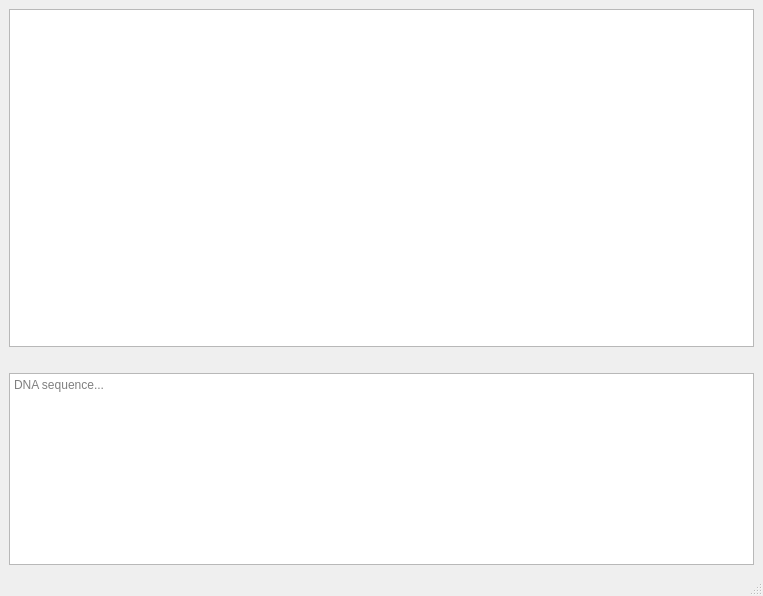
The window that main.ui (benj5378/geneillustrate) describes before a commit, drawn with Qt 5.
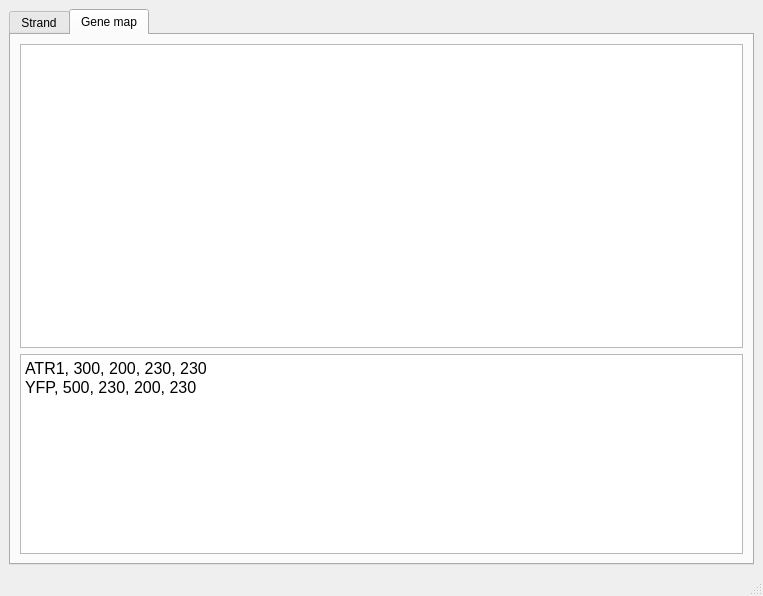
The same window after the commit.

Commit message: Added gene mapping functionality

Patch:
```diff
--- a/main.ui
+++ b/main.ui
@@ -20,28 +20,22 @@
      <verstretch>0</verstretch>
     </sizepolicy>
    </property>
-   <layout class="QVBoxLayout" name="verticalLayout_2">
+   <layout class="QHBoxLayout" name="horizontalLayout">
     <item>
-     <widget class="QGraphicsView" name="graphicsView"/>
-    </item>
-    <item>
-     <spacer name="verticalSpacer">
-      <property name="orientation">
-       <enum>Qt::Vertical</enum>
+     <widget class="QTabWidget" name="tabWidget">
+      <property name="currentIndex">
+       <number>1</number>
       </property>
-      <property name="sizeType">
-       <enum>QSizePolicy::Fixed</enum>
-      </property>
-      <property name="sizeHint" stdset="0">
-       <size>
-        <width>0</width>
-        <height>20</height>
-       </size>
-      </property>
-     </spacer>
+      <widget class="QWidget" name="strandGraphicsTab">
+       <attribute name="title">
+        <string>Strand</string>
+       </attribute>
+       <layout class="QVBoxLayout" name="verticalLayout">
+        <item>
+         <widget class="QGraphicsView" name="strandGraphics"/>
     </item>
     <item>
-     <widget class="QTextEdit" name="textEdit">
+         <widget class="QTextEdit" name="strandEdit">
       <property name="sizePolicy">
        <sizepolicy hsizetype="Expanding" vsizetype="Maximum">
         <horstretch>0</horstretch>
@@ -51,6 +45,41 @@
       <property name="placeholderText">
        <string>DNA sequence...</string>
       </property>
+         </widget>
+        </item>
+       </layout>
+      </widget>
+      <widget class="QWidget" name="geneMappingTab">
+       <attribute name="title">
+        <string>Gene map</string>
+       </attribute>
+       <layout class="QVBoxLayout" name="verticalLayout_2">
+        <item>
+         <widget class="QGraphicsView" name="geneMapGraphics"/>
+        </item>
+        <item>
+         <widget class="QTextEdit" name="geneMapEdit">
+          <property name="maximumSize">
+           <size>
+            <width>16777215</width>
+            <height>200</height>
+           </size>
+          </property>
+          <property name="html">
+           <string>&lt;!DOCTYPE HTML PUBLIC &quot;-//W3C//DTD HTML 4.0//EN&quot; &quot;http://www.w3.org/TR/REC-html40/strict.dtd&quot;&gt;
+&lt;html&gt;&lt;head&gt;&lt;meta name=&quot;qrichtext&quot; content=&quot;1&quot; /&gt;&lt;style type=&quot;text/css&quot;&gt;
+p, li { white-space: pre-wrap; }
+&lt;/style&gt;&lt;/head&gt;&lt;body style=&quot; font-family:'Ubuntu'; font-size:12pt; font-weight:400; font-style:normal;&quot;&gt;
+&lt;p style=&quot; margin-top:0px; margin-bottom:0px; margin-left:0px; margin-right:0px; -qt-block-indent:0; text-indent:0px;&quot;&gt;ATR1, 300, 200, 230, 230&lt;/p&gt;
+&lt;p style=&quot; margin-top:0px; margin-bottom:0px; margin-left:0px; margin-right:0px; -qt-block-indent:0; text-indent:0px;&quot;&gt;YFP, 500, 230, 200, 230&lt;/p&gt;&lt;/body&gt;&lt;/html&gt;</string>
+          </property>
+          <property name="placeholderText">
+           <string>Genes to be mapped, format: name, width, R, G, B</string>
+          </property>
+         </widget>
+        </item>
+       </layout>
+      </widget>
      </widget>
     </item>
    </layout>
```
Lines whose indentation alone changed are shown as unchanged. The commit also changes 3 other files.
